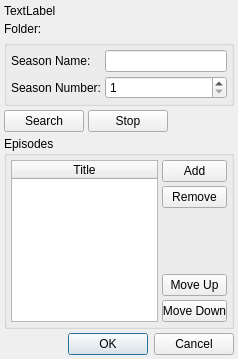
This is src/trunk/ui/ui_ChangeSeason.ui in rexMingla/my-renamer as Qt 5 draws it before an edit. The edited form follows.
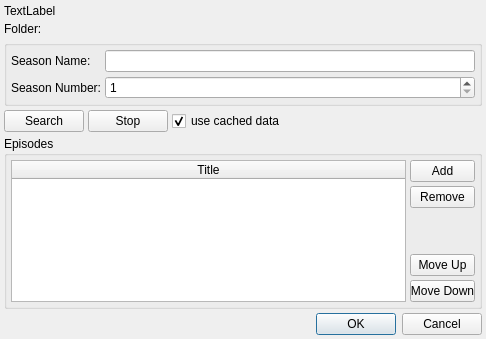
This is the edited form.

Commit message: edit season now slightly more intuitive removed some horrible try catch alls and other general cleaning

Patch:
```diff
--- a/src/trunk/ui/ui_ChangeSeason.ui
+++ b/src/trunk/ui/ui_ChangeSeason.ui
@@ -6,8 +6,8 @@
    <rect>
     <x>0</x>
     <y>0</y>
-    <width>238</width>
-    <height>359</height>
+    <width>486</width>
+    <height>339</height>
    </rect>
   </property>
   <property name="windowTitle">
@@ -110,6 +110,16 @@
        </property>
       </widget>
      </item>
+     <item>
+      <widget class="QCheckBox" name="useCacheCheckBox">
+       <property name="text">
+        <string>use cached data</string>
+       </property>
+       <property name="checked">
+        <bool>true</bool>
+       </property>
+      </widget>
+     </item>
      <item>
       <spacer name="horizontalSpacer_2">
        <property name="orientation">
@@ -271,6 +281,12 @@
      </item>
      <item>
       <widget class="QDialogButtonBox" name="buttonBox">
+       <property name="sizePolicy">
+        <sizepolicy hsizetype="Fixed" vsizetype="Fixed">
+         <horstretch>0</horstretch>
+         <verstretch>0</verstretch>
+        </sizepolicy>
+       </property>
        <property name="orientation">
         <enum>Qt::Horizontal</enum>
        </property>
```
Left out of the diff: 8 changed lines with no effect on the pictures. The commit also changes 11 other files.
